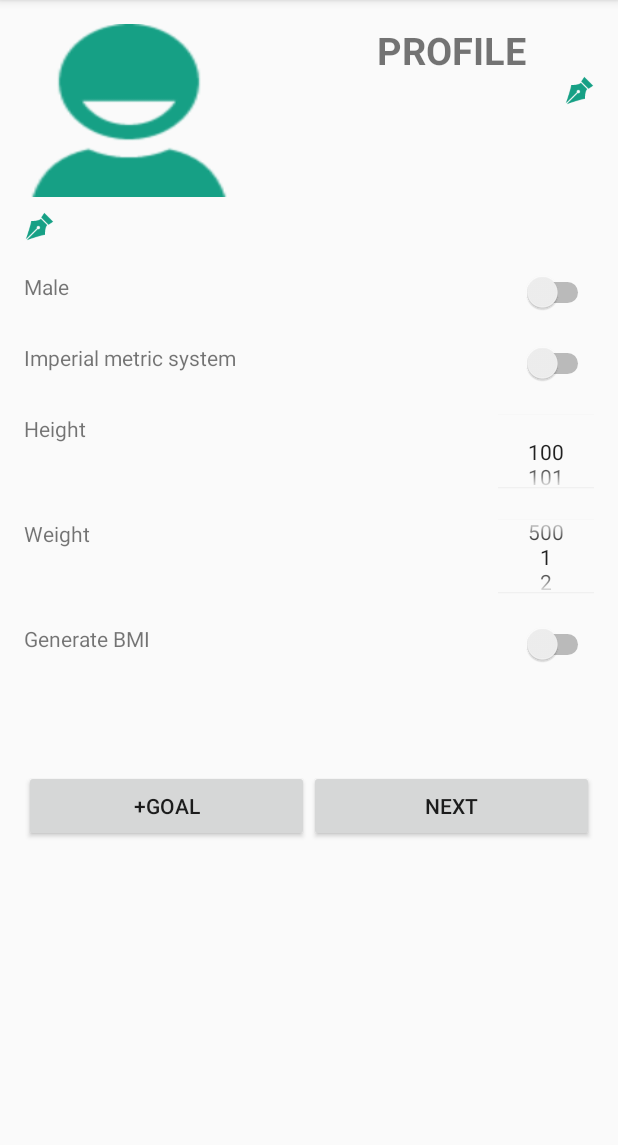
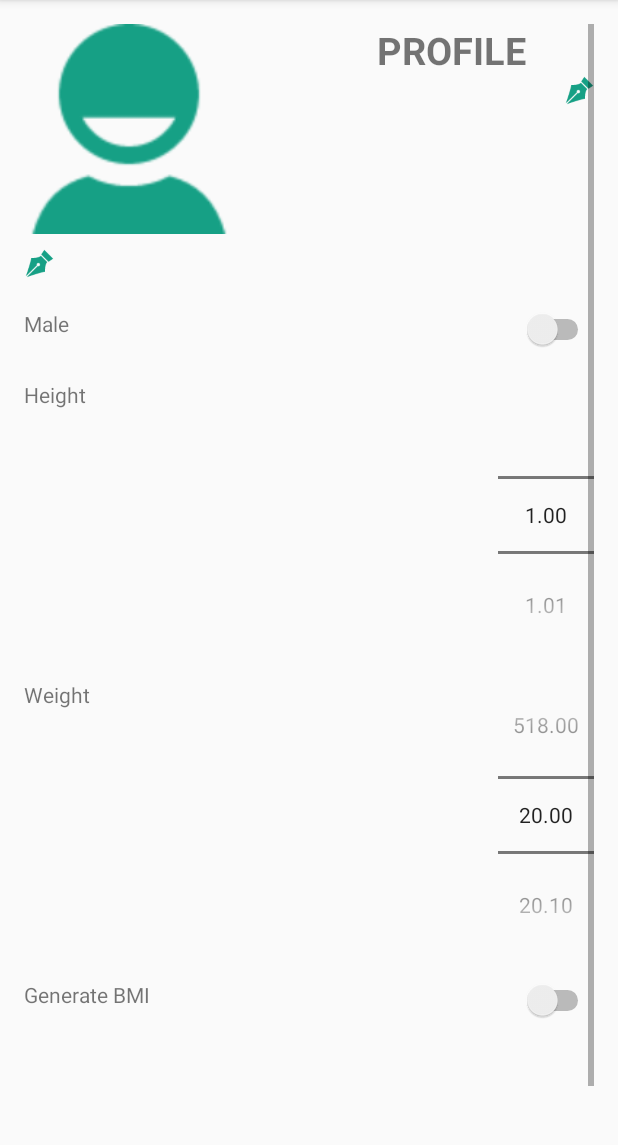
Before and after one commit to NevenaIvet/EpicFit2, an Android app: the AthleteActivity screen opened directly, with no data from a screen before it, on a phone screen of 412 x 824 dp, the part 84-1229 px from its top. Run offline under Robolectric (Android 15) with nearby library versions, the phone set to English and light mode, and no system bars.

Commit message:
Email validation upon creation,Numberpickers with Double values,removed metric system fields

```diff
--- a/app/src/main/java/com/example/user/epicfitproject/AthleteActivity.java
+++ b/app/src/main/java/com/example/user/epicfitproject/AthleteActivity.java
@@ -14,14 +14,17 @@ import android.widget.TextView;
 
 import com.example.user.epicfitproject.athlete.Athlete;
 
+import java.text.DecimalFormat;
+import java.util.ArrayList;
+
 public class AthleteActivity extends AppCompatActivity {
     private TextView heading;
     private TextView username;
     private TextView gender;
     private TextView height;
     private TextView weight;
-    private TextView metricSystem;
     private TextView generateBMI;
+    private String [] weights;
     private Button next;
     private Button addGoal;
     private ImageView profilePicture;
@@ -29,10 +32,12 @@ public class AthleteActivity extends AppCompatActivity {
     private ImageButton changePenPictureButton;
     private Switch genderSwitch;
     private Switch BMISwitch;
-    TextView BMIinfo;
-    private Switch metricSystemSwitch;
+    private ArrayList<Double> doubleValues;
+    private TextView BMIinfo;
+
     private NumberPicker pickHeight;
     private NumberPicker pickWeight;
+    private String [] heights;
     private Athlete athlete;
 
 
@@ -40,74 +45,62 @@ public class AthleteActivity extends AppCompatActivity {
     protected void onCreate(Bundle savedInstanceState) {
         super.onCreate(savedInstanceState);
 
+
         setContentView(R.layout.activity_athlete);
         heading = (TextView) findViewById(R.id.heading);
         heading.setFocusable(false);
         heading.setClickable(false);
-
+        doubleValues=new ArrayList<>();
         username = (TextView) findViewById(R.id.usernameText);
         username.setText(getIntent().getStringExtra("LoggedUser"));
         username.setFocusable(false);
         username.setClickable(false);
-
         gender = (TextView) findViewById(R.id.genderText);
         gender.setFocusable(false);
         gender.setClickable(false);
-    BMIinfo = (TextView) findViewById(R.id.BMIcalculatedText);
+        BMIinfo = (TextView) findViewById(R.id.BMIcalculatedText);
         height = (TextView) findViewById(R.id.heightText);
         height.setFocusable(false);
         height.setClickable(false);
-
         weight = (TextView) findViewById(R.id.weightText);
         weight.setFocusable(false);
         weight.setClickable(false);
-
-        metricSystem = (TextView) findViewById(R.id.metricSystemText);
-        metricSystem.setFocusable(false);
-        metricSystem.setClickable(false);
-
         generateBMI = (TextView) findViewById(R.id.generateBMIText);
         generateBMI.setFocusable(false);
         generateBMI.setClickable(false);
-
         next = (Button) findViewById(R.id.nextActionButton);
         addGoal = (Button) findViewById(R.id.addGoalButton);
         changePenPictureButton = (ImageButton) findViewById(R.id.changeProfilePictureButton);
         changePenUsernameButton = (ImageButton) findViewById(R.id.changeUsernameButton);
-
         profilePicture = (ImageView) findViewById(R.id.profilePicture);
-
         genderSwitch= (Switch) findViewById(R.id.genderSwitch);
         genderSwitch.setOnCheckedChangeListener(new CompoundButton.OnCheckedChangeListener() {
             @Override
             public void onCheckedChanged(CompoundButton compoundButton, boolean b) {
                 if(b){
-                    gender.setText("Female"); // setApplicationContext ?
+                    gender.setText("Female");
                 }else{
                     gender.setText("Male");
                 }
             }
         });
-        metricSystemSwitch = (Switch) findViewById(R.id.metricSystemSwitch);
-        metricSystemSwitch.setOnCheckedChangeListener(new CompoundButton.OnCheckedChangeListener() {
-            @Override
-            public void onCheckedChanged(CompoundButton compoundButton, boolean b) {
-                if(b){
-                    metricSystem.setText("Metric system");
-                }else{
-                    metricSystem.setText("Imperial metric system");
-                }
-            }
-        });
+
         BMISwitch = (Switch) findViewById(R.id.generateBMISwitch);
         BMISwitch.setOnCheckedChangeListener(new CompoundButton.OnCheckedChangeListener() {
             @Override
             public void onCheckedChanged(CompoundButton compoundButton, boolean b) {
                 if(b){
-                    //TODO fix BMI function and parseDouble
-
+                    String pattern1="##.0";
+                    DecimalFormat dfCal = new DecimalFormat(pattern1);
+                    int indexHeight=pickHeight.getValue();
+                    int indexWeight=pickWeight.getValue();
+                    String heightH=heights[indexHeight];
+                    String weightH=weights[indexWeight];
+                    double weightD= Double.parseDouble(weightH);
+                    double heightD = Double.parseDouble(heightH);
+                    String calculated = dfCal.format(calculatorForBMI(heightD,weightD));
+                    BMIinfo.setText("Estimated BMI for your measures "+calculated);
                     BMIinfo.setVisibility(View.VISIBLE);
-
 
                 }else{
                     BMIinfo.setVisibility(View.INVISIBLE);
@@ -117,17 +110,54 @@ public class AthleteActivity extends AppCompatActivity {
 
 
         pickHeight = (NumberPicker) findViewById(R.id.heightPicker);
-        pickHeight.setMinValue(100);
-        pickHeight.setMaxValue(250);
-        pickHeight.setWrapSelectorWheel(false);//ne znam kakvo pravi tova
-        pickHeight.setSaveEnabled(true);//tova ne e qsno dali zapazva
+        Double helper = new Double(1);
+        for(int i = 1;i<=257;i++){
+            doubleValues.add(helper);
+            helper+=0.01;
+        }
+        String patternHeight="##.00";
+        DecimalFormat decimalFormat = new DecimalFormat(patternHeight);
+        heights = new String[doubleValues.size()];
+        for(int p = 0 ;p<=doubleValues.size()-1;p++){
+            heights[p]=decimalFormat.format(doubleValues.get(p));
+        }
+        pickHeight.setMinValue(0);
+        pickHeight.setMaxValue(heights.length-1);
+        pickHeight.setDisplayedValues(heights);
+        pickHeight.setWrapSelectorWheel(false);
+        pickHeight.setSaveEnabled(true);
         pickHeight.setVerticalScrollBarEnabled(true);
         pickWeight = (NumberPicker) findViewById(R.id.weightPicker);
-
-        pickWeight.setMinValue(1);
-        pickWeight.setMaxValue(500);// tova sa 500 kg no v lbs
+        doubleValues.clear();
+        helper=new Double(20);
+        for(int i = 20;i<=5000;i++){
+            doubleValues.add(helper);
+            helper+=0.1;
+        }
+        String patternWeight = "###.000";
+        DecimalFormat decimalFormat2 = new DecimalFormat(patternWeight);
+        weights = new String[doubleValues.size()];
+        for(int p = 0 ;p<=doubleValues.size()-1;p++){
+            weights[p]=decimalFormat.format(doubleValues.get(p));
+        }
+        pickWeight.setMinValue(0);
+        pickWeight.setMaxValue(weights.length-1);
         pickWeight.setSaveEnabled(true);
-
+        pickWeight.setDisplayedValues(weights);
+        View.OnClickListener onClickPicker = new View.OnClickListener() {
+            @Override
+            public void onClick(View view) {
+                NumberPicker nb= (NumberPicker) view;
+                if(nb.isSelected()){
+                    //TODO when numberpicker is touched BMI field should hide ????
+                    BMIinfo.setText(null);
+                    BMIinfo.setVisibility(View.INVISIBLE);
+                    BMISwitch.setChecked(false);
+                }
+            }
+        };
+        pickHeight.setOnClickListener(onClickPicker);
+        pickWeight.setOnClickListener(onClickPicker);
         next.setOnClickListener(new View.OnClickListener() {
             @Override
             public void onClick(View view) {
@@ -157,5 +187,8 @@ public class AthleteActivity extends AppCompatActivity {
         });
 
     }
+    private  static double calculatorForBMI(Double height, Double weight){
+        return weight/(height*height);
+    }
 
 }
--- a/app/src/main/java/com/example/user/epicfitproject/RegisterActivity.java
+++ b/app/src/main/java/com/example/user/epicfitproject/RegisterActivity.java
@@ -10,6 +10,9 @@ import android.widget.EditText;
 import android.widget.Toast;
 
 import com.example.user.epicfitproject.model.UsersManager;
+
+import java.util.regex.Matcher;
+import java.util.regex.Pattern;
 
 public class RegisterActivity extends AppCompatActivity {
     private static final int RESULT_REG_SUCCESSFULL = 10;
@@ -69,7 +72,12 @@ public class RegisterActivity extends AppCompatActivity {
                     password.requestFocus();
                     return;
                 }
-
+                if(!check(eMail)){
+                    email.setError("Enter valid email");
+                    email.setText(null);
+                    email.requestFocus();
+                    return;
+                }
                 if(UsersManager.getInstance(RegisterActivity.this).existsUser(userName)){
                     username.setError("User already exists");
                     username.setText(null);
@@ -90,4 +98,14 @@ public class RegisterActivity extends AppCompatActivity {
             }
         });
     }
+    private static boolean check(String s ){
+        String regex = "^(.+)@(.+)$";
+        Pattern pattern = Pattern.compile(regex);
+        Matcher matcher = pattern.matcher(s);
+        if(matcher.matches()){
+            return true;
+        }
+
+        return false;
+    }
 }
--- a/app/src/main/res/layout/activity_athlete.xml
+++ b/app/src/main/res/layout/activity_athlete.xml
@@ -21,7 +21,8 @@ android:orientation="vertical"
 
     <TableRow
         android:layout_width="match_parent"
-        android:layout_height="145dp"
+        android:layout_height="0dp"
+        android:layout_weight="3"
         android:layout_alignParentTop="true"
         android:layout_centerHorizontal="true">
 <LinearLayout  android:layout_width="0dp"
@@ -90,7 +91,8 @@ android:orientation="vertical"
     <LinearLayout
         android:layout_marginTop="20dp"
         android:layout_width="match_parent"
-        android:layout_height="wrap_content"
+        android:layout_height="0dp"
+        android:layout_weight="1"
         android:orientation="horizontal">
         <TextView
             android:layout_width="0dp"
@@ -107,30 +109,13 @@ android:orientation="vertical"
             android:layout_weight="1"/>
     </LinearLayout>
 
-    <LinearLayout
-        android:layout_marginTop="20dp"
-        android:layout_width="match_parent"
-        android:layout_height="wrap_content"
-        android:orientation="horizontal">
-        <TextView
-            android:layout_width="0dp"
-            android:layout_weight="1"
-            android:id="@+id/metricSystemText"
-            android:layout_height="match_parent"
-            android:text="Imperial metric system"/>
-        <Switch
-            android:layout_width="0dp"
-            android:id="@+id/metricSystemSwitch"
-            android:layout_height="match_parent"
-            android:textOn="MS"
-            android:textOff="IMS"
-            android:layout_weight="1"/>
-    </LinearLayout>
+
 
     <LinearLayout
         android:layout_marginTop="20dp"
         android:layout_width="match_parent"
-        android:layout_height="50dp"
+        android:layout_height="0dp"
+        android:layout_weight="1"
         android:orientation="horizontal">
         <TextView
             android:layout_width="0dp"
@@ -152,7 +137,8 @@ android:orientation="vertical"
     <LinearLayout
         android:layout_marginTop="20dp"
         android:layout_width="match_parent"
-        android:layout_height="50dp"
+        android:layout_height="0dp"
+        android:layout_weight="1"
         android:orientation="horizontal">
         <TextView
             android:layout_width="0dp"
@@ -175,7 +161,8 @@ android:orientation="vertical"
     <LinearLayout
         android:layout_marginTop="20dp"
         android:layout_width="match_parent"
-        android:layout_height="wrap_content"
+        android:layout_height="0dp"
+        android:layout_weight="1"
         android:orientation="horizontal">
         <TextView
             android:layout_width="0dp"
@@ -194,7 +181,8 @@ android:orientation="vertical"
     <LinearLayout
         android:layout_marginTop="25dp"
         android:layout_width="match_parent"
-        android:layout_height="wrap_content"
+        android:layout_height="0dp"
+        android:layout_weight="1"
         android:orientation="horizontal">
         <TextView
             android:layout_width="match_parent"
@@ -207,7 +195,8 @@ android:orientation="vertical"
     <LinearLayout
         android:layout_marginTop="25dp"
         android:layout_width="match_parent"
-        android:layout_height="wrap_content"
+        android:layout_height="0dp"
+        android:layout_weight="1"
         android:orientation="horizontal">
       <Button
           android:layout_width="0dp"
```
